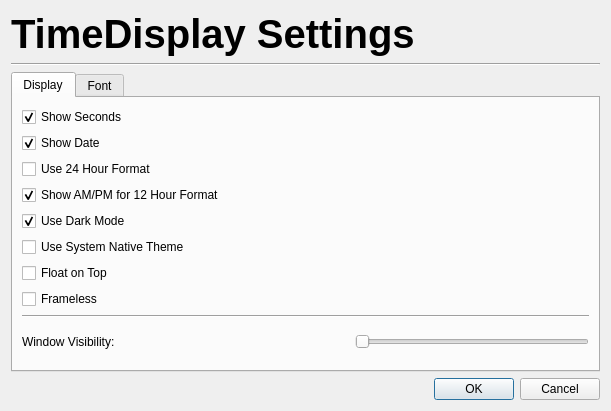
This is QtUI/TimeDisplaySettings.ui in TwelfthDoctor1/TimeDisplayGUI as Qt 5 draws it before an edit. The edited form follows.
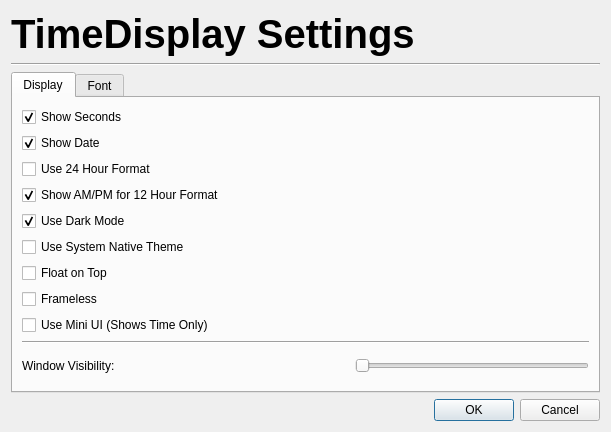
This is the edited form. The open tabs and pages were chosen to show the change.

Commit message: Add MiniUI + Parser CMDs

```diff
--- a/QtUI/TimeDisplaySettings.ui
+++ b/QtUI/TimeDisplaySettings.ui
@@ -7,7 +7,7 @@
     <x>0</x>
     <y>0</y>
     <width>611</width>
-    <height>411</height>
+    <height>432</height>
    </rect>
   </property>
   <property name="windowTitle">
@@ -116,6 +116,13 @@
          </property>
         </widget>
        </item>
+       <item>
+        <widget class="QCheckBox" name="useMiniUI">
+         <property name="text">
+          <string>Use Mini UI (Shows Time Only)</string>
+         </property>
+        </widget>
+       </item>
        <item>
         <widget class="Line" name="line_2">
          <property name="orientation">
```
Left out of the diff: 2 changed lines with no effect on the pictures. The commit also changes 6 other files.
